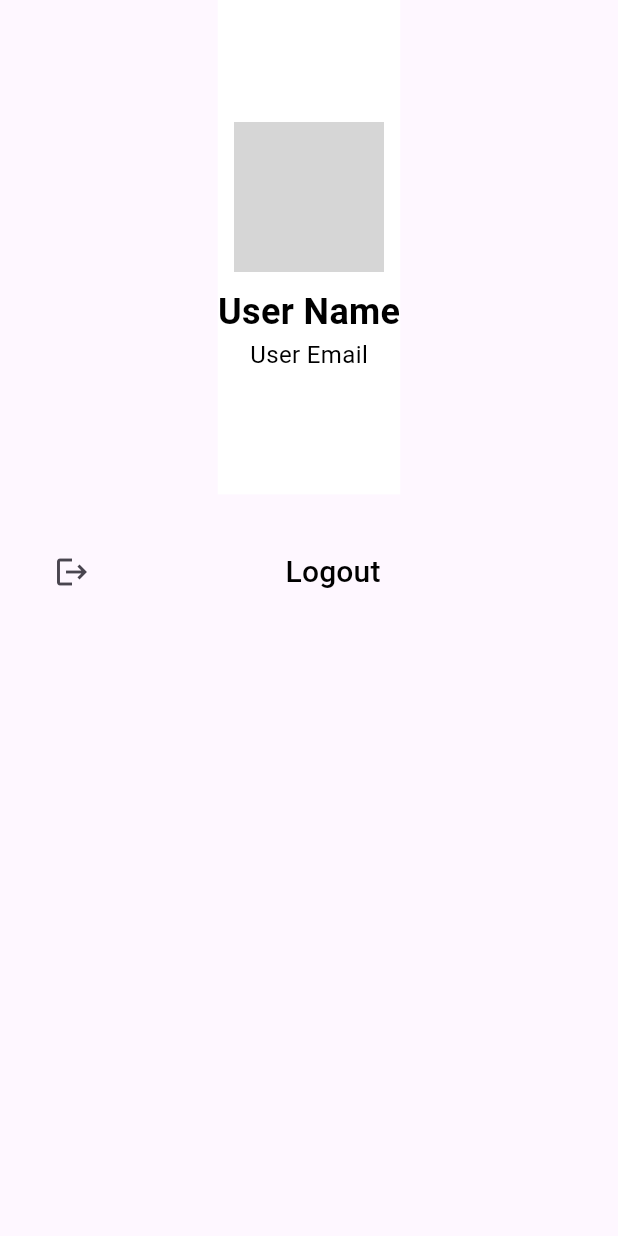
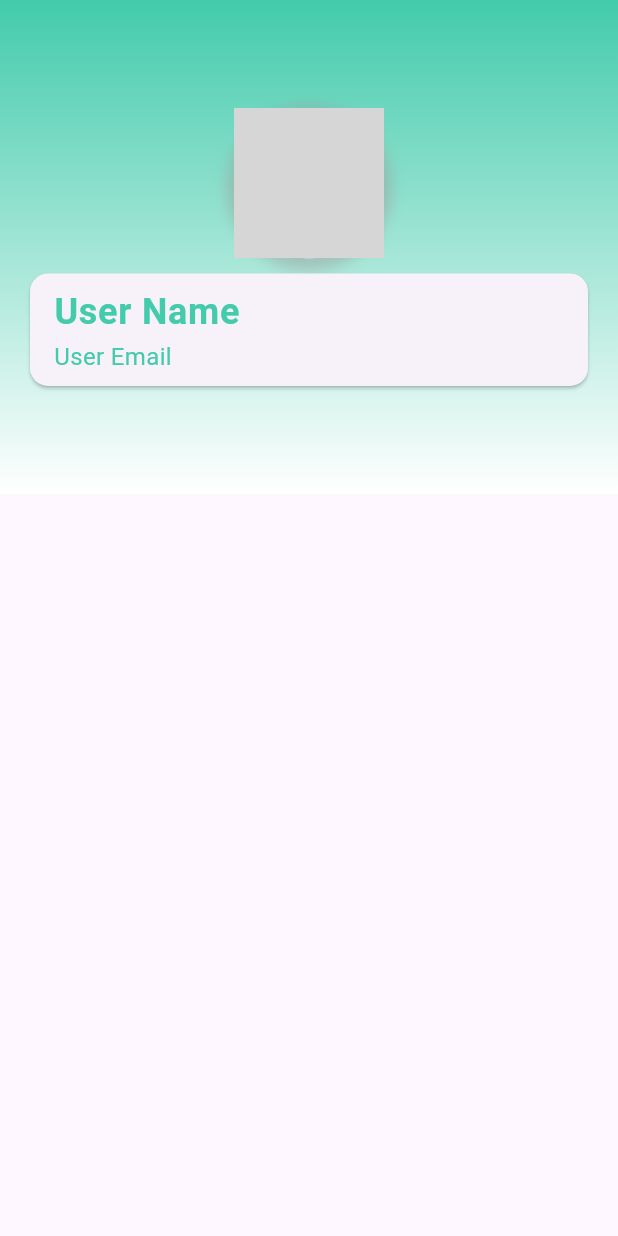
Before and after one commit to lgic-project/Service_Pro_Provider, a Flutter app: the ProfilePage widget shown alone on an empty page, opened directly, on a phone screen of 412 x 824 dp. Run offline on Flutter 3.47's test engine with Material 3 defaults, Android fonts, the phone set to English and light mode, and no system bars; our stand-ins replace flutter_rating_bar, image_picker, shared_preferences, socket_io_client; accounts and stored records are empty; network calls fail; grey boxes are pictures that could not be loaded.

Commit message:
minor adjustment and placed logout button in the appbar

```diff
--- a/lib/Ui/profile/profile_page.dart
+++ b/lib/Ui/profile/profile_page.dart
@@ -25,140 +25,58 @@ class _ProfilePageState extends State<ProfilePage> {
           var user = profile.data;
           final profilePic = (user['Image'] ??
               'https://dudewipes.com/cdn/shop/articles/gigachad.jpg?v=1667928905&width=2048');
-        return Column(
+          return Container(
+            color: Colors.grey[200],
+            child: Column(
               crossAxisAlignment: CrossAxisAlignment.center,
               children: [
                 Container(
                   height: MediaQuery.of(context).size.height * 0.4,
-              decoration: const BoxDecoration(
+                  decoration: BoxDecoration(
                     gradient: LinearGradient(
                       begin: Alignment.topCenter,
                       end: Alignment.bottomCenter,
-                  colors: [Colors.white, Colors.white],
+                      colors: [Color(0xFF43cbac), Colors.white],
                     ),
                   ),
                   child: Column(
                     mainAxisAlignment: MainAxisAlignment.center,
                     children: [
-                  CircleAvatar(
+                      Container(
+                        decoration: BoxDecoration(
+                          shape: BoxShape.circle,
+                          boxShadow: [
+                            BoxShadow(
+                              color: Colors.grey.withOpacity(0.5),
+                              spreadRadius: 5,
+                              blurRadius: 7,
+                              offset: Offset(0, 3),
+                            ),
+                          ],
+                        ),
+                        child: CircleAvatar(
                           radius: 50,
                           backgroundImage: NetworkImage(profilePic.toString()),
                         ),
+                      ),
                       SizedBox(height: 10),
-                  Text(
+                      Card(
+                        margin: EdgeInsets.symmetric(horizontal: 20.0),
+                        child: ListTile(
+                          title: Text(
                             user['Name'] ?? 'User Name',
                             style: TextStyle(
                               fontSize: 24,
                               fontWeight: FontWeight.bold,
-                      color: Colors.black,
+                              color: Color(0xFF43cbac),
                             ),
                           ),
-                  Text(
+                          subtitle: Text(
                             user['Email'] ?? 'User Email',
                             style: TextStyle(
                               fontSize: 16,
-                      color: Colors.black,
+                              color: Color(0xFF43cbac),
                             ),
-                  ),
-                ],
-              ),
-            ),
-            Container(
-              padding: const EdgeInsets.all(20),
-              child: Column(
-                crossAxisAlignment: CrossAxisAlignment.start,
-                children: [
-                  // ListTile(
-                  //   leading: const Icon(Icons.key),
-                  //   title: TextButton(
-                  //     onPressed: () {
-                  //       // TODO: Implement change password functionality
-                  //       showDialog(
-                  //         context: context,
-                  //         builder: (BuildContext context) {
-                  //           return AlertDialog(
-                  //             title: const Text('Change Password'),
-                  //             content: const Column(
-                  //               mainAxisSize: MainAxisSize.min,
-                  //               children: [
-                  //                 TextField(
-                  //                   decoration: InputDecoration(
-                  //                     labelText: 'Current Password',
-                  //                   ),
-                  //                 ),
-                  //                 TextField(
-                  //                   decoration: InputDecoration(
-                  //                     labelText: 'New Password',
-                  //                   ),
-                  //                 ),
-                  //                 TextField(
-                  //                   decoration: InputDecoration(
-                  //                     labelText: 'Retype New Password',
-                  //                   ),
-                  //                 ),
-                  //               ],
-                  //             ),
-                  //             actions: [
-                  //               TextButton(
-                  //                 onPressed: () {
-                  //                   // TODO: Save password changes
-                  //                   Navigator.pop(context);
-                  //                 },
-                  //                 child: const Text('Save'),
-                  //               ),
-                  //               TextButton(
-                  //                 onPressed: () {
-                  //                   // TODO: Discard password changes
-                  //                   Navigator.pop(context);
-                  //                 },
-                  //                 child: const Text('Discard'),
-                  //               ),
-                  //             ],
-                  //           );
-                  //         },
-                  //       );
-                  //     },
-                  //     child: const Text(
-                  //       'Change Password',
-                  //       style: TextStyle(fontSize: 20, color: Colors.black),
-                  //     ),
-                  //   ),
-                  // ),
-                  ListTile(
-                    leading: const Icon(Icons.logout),
-                    title: TextButton(
-                      onPressed: () {
-                        // Show confirmation dialog for logout
-                        showDialog(
-                          context: context,
-                          builder: (BuildContext context) {
-                            return AlertDialog(
-                              title: const Text('Logout'),
-                              content: const Text(
-                                  'Are you sure you want to logout?'),
-                              actions: [
-                                TextButton(
-                                  onPressed: () {
-                                    Navigator.pop(context); // Close the dialog
-                                  },
-                                  child: const Text('No'),
-                                ),
-                                TextButton(
-                                  onPressed: () {
-                                    userProvider.logOut();
-                                    Navigator.pushReplacementNamed(
-                                        context, '/login');
-                                  },
-                                  child: const Text('Yes'),
-                                ),
-                              ],
-                            );
-                          },
-                        );
-                      },
-                      child: const Text(
-                        'Logout',
-                        style: TextStyle(fontSize: 20, color: Colors.black),
                           ),
                         ),
                       ),
@@ -166,8 +84,10 @@ class _ProfilePageState extends State<ProfilePage> {
                   ),
                 ),
               ],
+            ),
           );
-      })),
+        }),
+      ),
     );
   }
 }
--- a/lib/main.dart
+++ b/lib/main.dart
@@ -1,5 +1,6 @@
 import 'package:flutter/material.dart';
 import 'package:provider/provider.dart';
+import 'package:service_pro_provider/Provider/category_provider.dart';
 import 'package:service_pro_provider/Provider/chat_user_provider.dart';
 import 'package:service_pro_provider/Provider/profile_provider.dart';
 import 'package:service_pro_provider/Provider/login_logout_provider.dart';
@@ -29,6 +30,7 @@ class _MyAppState extends State<MyApp> {
         ChangeNotifierProvider(create: (_) => LoginLogoutProvider()),
         ChangeNotifierProvider(create: (_) => ChatUserProvider()),
         ChangeNotifierProvider(create: (_) => ProfileProvider()),
+        ChangeNotifierProvider(create: (_) => CategoryProvider()),
       ],
       child: MaterialApp(
         debugShowCheckedModeBanner: false,
```
Also changed, not shown: lib/Provider/category_provider.dart (added, +45 -0 lines), lib/Ui/add_category_service/add.dart (added, +185 -0 lines), lib/Ui/navigator/navigator_scaffold.dart (+56 -15 lines), assets/icons/logout.png (added), 6 other files. Lines whose indentation alone changed are shown as unchanged.
